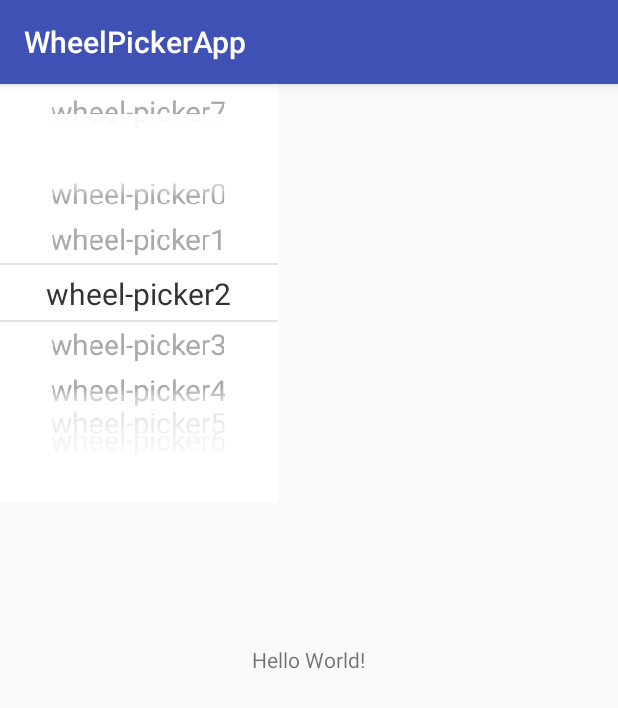
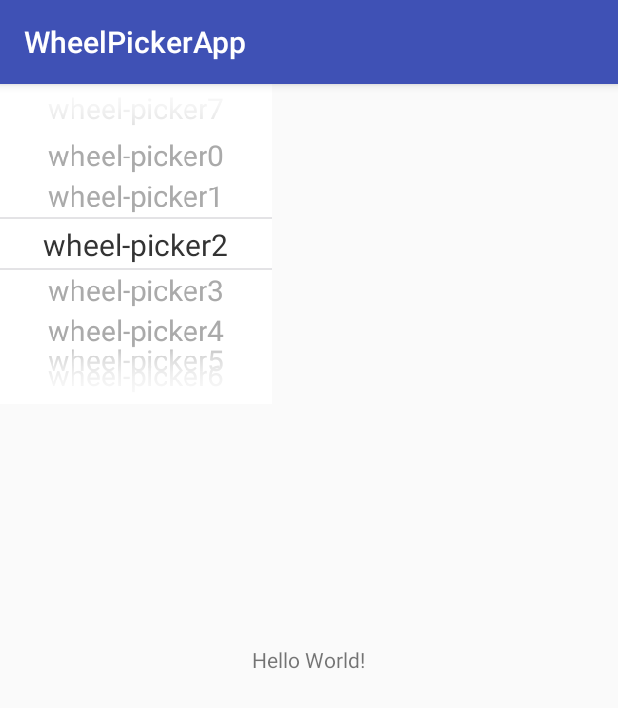
Before and after one commit to iTimeTraveler/WheelPicker, an Android app: the screen it shows after launch (MainActivity), on a phone screen of 412 x 824 dp. Shown: the top 708 px of the screen. Run offline under Robolectric (Android 15) with nearby library versions, the phone set to English and light mode, and no system bars.

Commit message:
优化蒙层显示效果

```diff
--- a/app/src/main/res/layout/activity_main.xml
+++ b/app/src/main/res/layout/activity_main.xml
@@ -14,8 +14,9 @@
         android:id="@+id/wheel_picker"
         android:layout_width="wrap_content"
         android:layout_height="wrap_content"
-        android:background="#ffffff"
-        android:padding="20dp"/>
+        android:paddingLeft="20dp"
+        android:paddingRight="20dp"
+        android:background="#ffffff"/>
 
 
 </RelativeLayout>
--- a/wheelpicker/src/main/java/view/WheelView.java
+++ b/wheelpicker/src/main/java/view/WheelView.java
@@ -86,7 +86,7 @@ public class WheelView extends AbsWheelView {
 		mIndicatorPaint.setColor(Color.parseColor("#C8C7CC"));
 		mIndicatorPaint.setAntiAlias(true);
 
-		float[] pos = new float[18];
+		float[] pos = new float[23];
 		int[] x = getCircularGradientArray(0xEE, 0xFFFFFF, pos);
 		mAboveGradient = new LinearGradient(getWidth()/2, getPaddingTop(), getWidth()/2, (getHeight() - mMaxItemHeight) / 2, x, pos, Shader.TileMode.CLAMP);
 		mBelowGradient = new LinearGradient(getWidth()/2, getHeight() - getPaddingBottom(), getWidth()/2, (getHeight() + mMaxItemHeight) / 2, x, pos, Shader.TileMode.CLAMP);
--- a/wheelpicker/src/main/res/layout/default_text_item_layout.xml
+++ b/wheelpicker/src/main/res/layout/default_text_item_layout.xml
@@ -15,7 +15,7 @@
         android:id="@+id/default_text_item"
         android:layout_width="match_parent"
         android:layout_height="wrap_content"
-        android:padding="5dp"
+        android:padding="3dp"
         android:textSize="20sp"
         android:textColor="@color/default_text_color_selector"
         android:text="wheelpicker"/>
```
